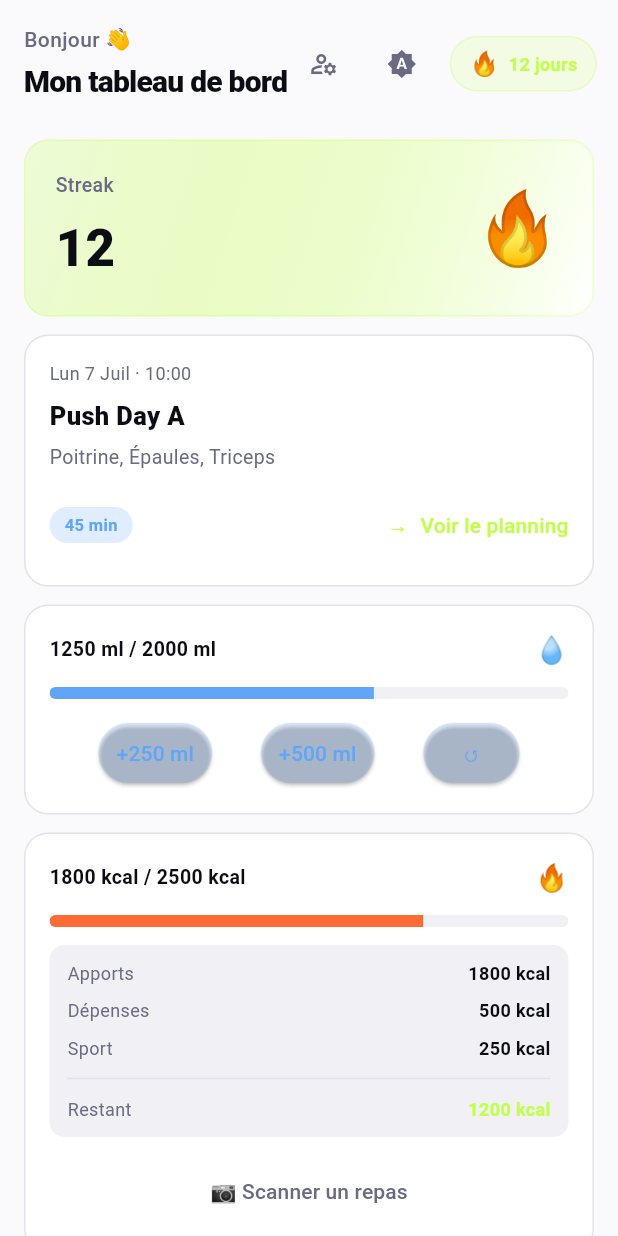
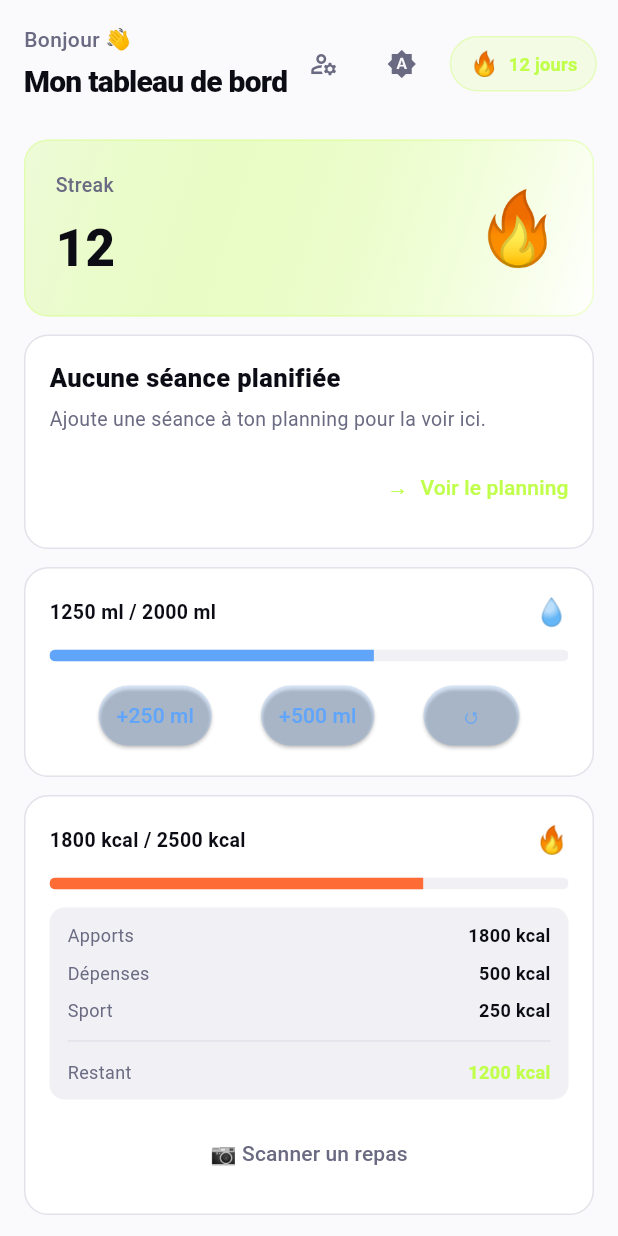
Before and after one commit to gardaistheo/fitnesspro, a Flutter app: the DashboardScreen screen opened directly, on a phone screen of 412 x 824 dp. Run offline on Flutter 3.47's test engine with Material 3 defaults, Android fonts, the phone set to English and light mode, and no system bars; our stand-ins replace shared_preferences, youtube_player_flutter; missing offline and left inert: purchases_flutter, purchases_ui_flutter; accounts and stored records are empty; network calls fail.

Commit message:
Enhance workout session management: add caching, improve JSON serialization, and update UI to display next planned session

```diff
--- a/mobile/lib/main.dart
+++ b/mobile/lib/main.dart
@@ -94,7 +94,9 @@ class FitnessProApp extends StatelessWidget {
         ChangeNotifierProvider(create: (_) => MealProvider(apiService: apiService)),
         ChangeNotifierProvider(create: (_) => ExerciseProvider(apiService: apiService)),
         ChangeNotifierProvider(create: (_) => ProgramProvider(apiService: apiService)),
-        ChangeNotifierProvider(create: (_) => WorkoutSessionProvider(apiService: apiService)),
+        ChangeNotifierProvider(
+          create: (_) => WorkoutSessionProvider(apiService: apiService, storageService: storageService),
+        ),
       ],
       child: Consumer<ThemeProvider>(
         builder: (context, theme, _) {
--- a/mobile/lib/providers/program_provider.dart
+++ b/mobile/lib/providers/program_provider.dart
@@ -51,7 +51,7 @@ class ProgramProvider extends ChangeNotifier {
       });
       return true;
     } catch (e) {
-      _error = e.toString();
+      _error = e.toString().replaceFirst('Exception: ', '');
       notifyListeners();
       return false;
     }
--- a/mobile/lib/providers/workout_session_provider.dart
+++ b/mobile/lib/providers/workout_session_provider.dart
@@ -1,24 +1,35 @@
+import 'dart:convert';
 import 'package:flutter/material.dart';
 import '../models/workout_session_model.dart';
 import '../services/api_service.dart';
+import '../services/storage_service.dart';
 
 class WorkoutSessionProvider extends ChangeNotifier {
   final ApiService apiService;
+  final StorageService storageService;
 
   List<WorkoutSession> _sessions = [];
   bool _isLoading = false;
   String? _error;
 
-  WorkoutSessionProvider({required this.apiService});
+  WorkoutSessionProvider({required this.apiService, required this.storageService});
 
   List<WorkoutSession> get sessions => _sessions;
   bool get isLoading => _isLoading;
   String? get error => _error;
 
+  /// Loads the locally cached planning immediately (so it survives an app
+  /// restart even offline), then refreshes it from the API in the background.
   Future<void> loadSessions() async {
-    _isLoading = true;
     _error = null;
-    notifyListeners();
+    final cached = _readCache();
+    if (cached != null) {
+      _sessions = cached;
+      notifyListeners();
+    } else {
+      _isLoading = true;
+      notifyListeners();
+    }
 
     try {
       final response = await apiService.get('/workout-sessions');
@@ -29,6 +40,7 @@ class WorkoutSessionProvider extends ChangeNotifier {
 
       _isLoading = false;
       notifyListeners();
+      await _writeCache();
     } catch (e) {
       _error = e.toString();
       _isLoading = false;
@@ -41,12 +53,44 @@ class WorkoutSessionProvider extends ChangeNotifier {
       await apiService.delete('/workout-sessions/$id');
       _sessions.removeWhere((s) => s.id == id);
       notifyListeners();
+      await _writeCache();
       return true;
     } catch (e) {
       _error = e.toString();
       notifyListeners();
       return false;
     }
+  }
+
+  List<WorkoutSession>? _readCache() {
+    final raw = storageService.getWorkoutSessions();
+    if (raw == null) return null;
+    try {
+      final decoded = jsonDecode(raw) as List<dynamic>;
+      return decoded.map((json) => WorkoutSession.fromJson(json as Map<String, dynamic>)).toList()
+        ..sort((a, b) => a.scheduledDate.compareTo(b.scheduledDate));
+    } catch (_) {
+      return null;
+    }
+  }
+
+  Future<void> _writeCache() async {
+    final encoded = jsonEncode(_sessions.map((s) => s.toJson()).toList());
+    await storageService.saveWorkoutSessions(encoded);
+  }
+
+  /// The next upcoming planned session (today or later), if any.
+  /// [_sessions] is kept sorted by scheduledDate ascending, so the first
+  /// match is the soonest one.
+  WorkoutSession? get nextSession {
+    final today = DateTime.now();
+    final todayDay = DateTime(today.year, today.month, today.day);
+    for (final session in _sessions) {
+      if (session.status != 'planned') continue;
+      final day = DateTime(session.scheduledDate.year, session.scheduledDate.month, session.scheduledDate.day);
+      if (!day.isBefore(todayDay)) return session;
+    }
+    return null;
   }
 
   /// Groups sessions by calendar day, preserving date order.
--- a/mobile/lib/screens/dashboard/dashboard_screen.dart
+++ b/mobile/lib/screens/dashboard/dashboard_screen.dart
@@ -5,6 +5,7 @@ import '../../core/constants/colors.dart';
 import '../../providers/auth_provider.dart';
 import '../../providers/subscription_provider.dart';
 import '../../providers/theme_provider.dart';
+import '../../providers/workout_session_provider.dart';
 
 enum _AccountAction { customerCenter, logout }
 
@@ -19,6 +20,14 @@ class _DashboardScreenState extends State<DashboardScreen> {
   int _hydration = 1250; // ml consumed
   int _caloriesConsumed = 1800;
   final int _caloriesExpended = 500;
+
+  @override
+  void initState() {
+    super.initState();
+    WidgetsBinding.instance.addPostFrameCallback((_) {
+      Provider.of<WorkoutSessionProvider>(context, listen: false).loadSessions();
+    });
+  }
 
   @override
   Widget build(BuildContext context) {
@@ -224,7 +233,17 @@ class _DashboardScreenState extends State<DashboardScreen> {
     );
   }
 
+  String _formatSessionDate(DateTime date) {
+    const weekdays = ['Lun', 'Mar', 'Mer', 'Jeu', 'Ven', 'Sam', 'Dim'];
+    const months = [
+      'Jan', 'Fév', 'Mar', 'Avr', 'Mai', 'Juin', 'Juil', 'Août', 'Sep', 'Oct', 'Nov', 'Déc',
+    ];
+    return '${weekdays[date.weekday - 1]} ${date.day} ${months[date.month - 1]}';
+  }
+
   Widget _buildNextWorkoutCard(BuildContext context, FPColorScheme colors) {
+    final session = Provider.of<WorkoutSessionProvider>(context).nextSession;
+
     return Container(
       decoration: BoxDecoration(
         border: Border.all(color: colors.border),
@@ -235,24 +254,42 @@ class _DashboardScreenState extends State<DashboardScreen> {
       child: Column(
         crossAxisAlignment: CrossAxisAlignment.start,
         children: [
+          if (session == null) ...[
             Text(
-            'Lun 7 Juil · 10:00',
+              'Aucune séance planifiée',
+              style: TextStyle(color: colors.text, fontSize: 17, fontWeight: FontWeight.w800),
+            ),
+            const SizedBox(height: 6),
+            Text(
+              'Ajoute une séance à ton planning pour la voir ici.',
+              style: TextStyle(color: colors.muted2, fontSize: 13),
+            ),
+          ] else ...[
+            Text(
+              [
+                _formatSessionDate(session.scheduledDate),
+                if (session.scheduledTime != null) session.scheduledTime,
+              ].whereType<String>().join(' · '),
               style: TextStyle(color: colors.muted2, fontSize: 12),
             ),
             const SizedBox(height: 8),
             Text(
-            'Push Day A',
+              session.program?.name ?? 'Séance',
               style: TextStyle(color: colors.text, fontSize: 17, fontWeight: FontWeight.w800),
             ),
+            if (session.program != null) ...[
               const SizedBox(height: 6),
               Text(
-            'Poitrine, Épaules, Triceps',
+                session.program!.muscles.join(', '),
                 style: TextStyle(color: colors.muted2, fontSize: 13),
               ),
+            ],
+          ],
           const SizedBox(height: 12),
           Row(
             mainAxisAlignment: MainAxisAlignment.spaceBetween,
             children: [
+              if (session?.program?.duration != null)
                 Container(
                   padding: const EdgeInsets.symmetric(horizontal: 10, vertical: 4),
                   decoration: BoxDecoration(
@@ -260,10 +297,12 @@ class _DashboardScreenState extends State<DashboardScreen> {
                     borderRadius: BorderRadius.circular(999),
                   ),
                   child: Text(
-                  '45 min',
+                    '${session!.program!.duration} min',
                     style: TextStyle(color: colors.blue, fontSize: 11, fontWeight: FontWeight.w700),
                   ),
-              ),
+                )
+              else
+                const SizedBox.shrink(),
               ElevatedButton.icon(
                 onPressed: () {
                   Navigator.of(context).pushNamed('/planning');
--- a/mobile/lib/services/storage_service.dart
+++ b/mobile/lib/services/storage_service.dart
@@ -4,6 +4,7 @@ class StorageService {
   static const String _tokenKey = 'auth_token';
   static const String _userKey = 'user_data';
   static const String _themeKey = 'theme_mode';
+  static const String _workoutSessionsKey = 'workout_sessions_cache';
 
   late SharedPreferences _prefs;
 
@@ -46,6 +47,19 @@ class StorageService {
     return _prefs.getString(_themeKey) ?? 'system';
   }
 
+  // Workout sessions cache (offline planning persistence)
+  Future<void> saveWorkoutSessions(String sessionsJson) async {
+    await _prefs.setString(_workoutSessionsKey, sessionsJson);
+  }
+
+  String? getWorkoutSessions() {
+    return _prefs.getString(_workoutSessionsKey);
+  }
+
+  Future<void> clearWorkoutSessions() async {
+    await _prefs.remove(_workoutSessionsKey);
+  }
+
   // Clear all
   Future<void> clearAll() async {
     await _prefs.clear();
```
Also changed, not shown: mobile/lib/models/workout_session_model.dart (+25 -1 lines), mobile/lib/screens/planning/planning_screen.dart (+67 -8 lines), 6 other files. Lines whose indentation alone changed are shown as unchanged.
